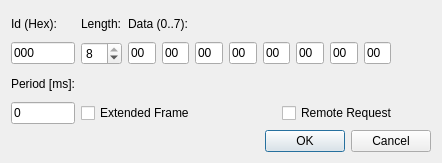
Before: the Qt Designer form canmessagedlg.ui in Blackrose/BMS_SERIAL, drawn with Qt 5.
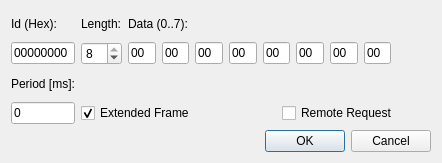
After: the same form once the commit is applied.

Diff of the .ui file:
```diff
--- a/canmessagedlg.ui
+++ b/canmessagedlg.ui
@@ -49,10 +49,10 @@
      <item row="1" column="0">
       <widget class="QLineEdit" name="lineEditId">
        <property name="inputMask">
-        <string>HHH</string>
+        <string>HHHHHHHH</string>
        </property>
        <property name="text">
-        <string>000</string>
+        <string>00000000</string>
        </property>
        <property name="cursorMoveStyle">
         <enum>Qt::VisualMoveStyle</enum>
@@ -236,6 +236,12 @@
        <property name="text">
         <string>Extended Frame</string>
        </property>
+       <property name="checked">
+        <bool>true</bool>
+       </property>
+       <property name="tristate">
+        <bool>false</bool>
+       </property>
       </widget>
      </item>
      <item row="3" column="3">
```
